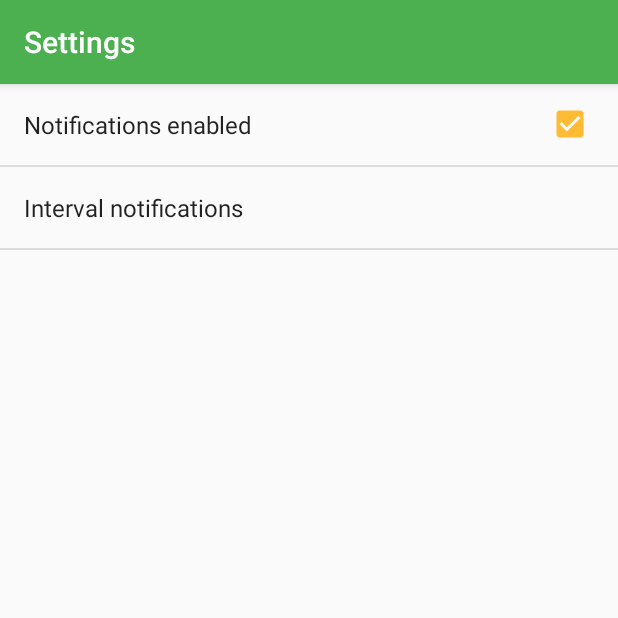
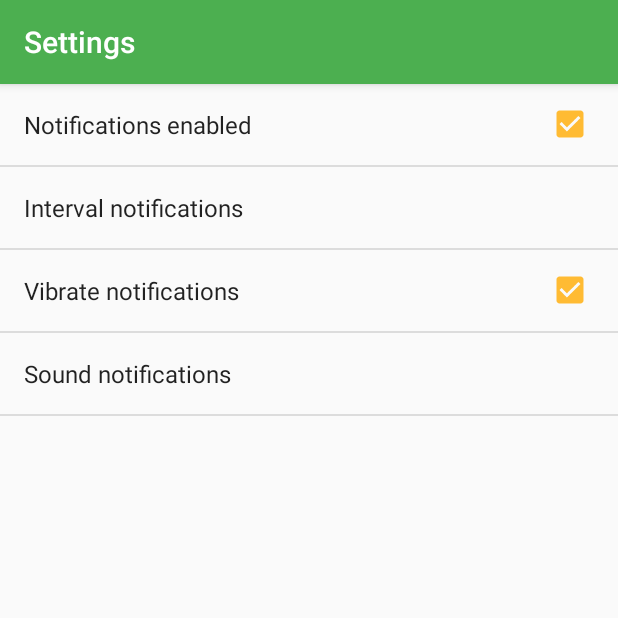
Before and after one commit to alainrk/memenguage, an Android app: the SettingsActivity screen opened directly, with no data from a screen before it, on a phone screen of 412 x 824 dp, the top half of it. Run offline under Robolectric (Android 15) with nearby library versions, the phone set to English and light mode, and no system bars.

Commit message:
Sound and vibrate notification in settings

```diff
--- a/app/src/main/AndroidManifest.xml
+++ b/app/src/main/AndroidManifest.xml
@@ -6,6 +6,7 @@
     <uses-permission android:name="android.permission.ACCESS_WIFI_STATE" />
     <uses-permission android:name="android.permission.GET_ACCOUNTS" />
     <uses-permission android:name="android.permission.USE_CREDENTIALS" />
+    <uses-permission android:name="android.permission.VIBRATE"/>
 
     <application
         android:allowBackup="true"
--- a/app/src/main/res/xml/pref_notification.xml
+++ b/app/src/main/res/xml/pref_notification.xml
@@ -13,4 +13,19 @@
         android:entries="@array/intervals_time"
         android:entryValues="@array/intervals_time_value"
         android:defaultValue="@string/intervals_time_default" />
+
+    <CheckBoxPreference
+        android:defaultValue="true"
+        android:dependency="notifications_enabled"
+        android:key="vibrate_notifications"
+        android:title="Vibrate notifications" />
+
+    <RingtonePreference
+        android:showDefault="true"
+        android:key="sound_notifications"
+        android:title="Sound notifications"
+        android:dependency="notifications_enabled"
+        android:ringtoneType="notification" />
+
+
 </PreferenceScreen>
```
Also changed, not shown: app/src/main/java/alaindc/memenguage/RandomIntentService.java (+16 -0 lines).
